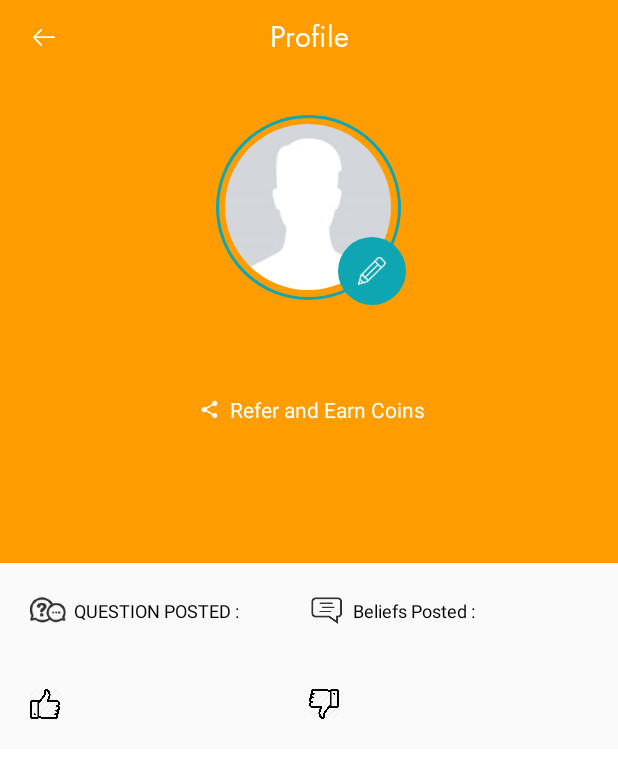
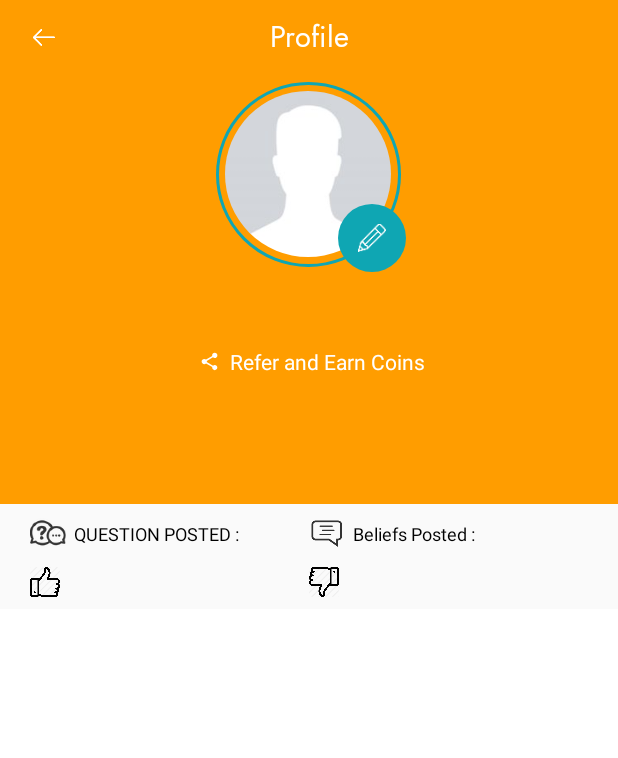
Before and after one commit to devhritwik/OpozeeAndroid, an Android app: the Profile_New_Fragment screen opened directly, with no data from a screen before it, on a phone screen of 412 x 824 dp. Shown: the top 758 px of the screen. Run offline under Robolectric (Android 15) with nearby library versions, the phone set to English and light mode, and no system bars; our stand-ins replace ButterKnife, CircleImageView, Picasso, sdp/ssp sizes; libraries missing offline, so code that uses them is left out: cc.cloudist.acplibrary, com.crashlytics.android, com.jakewharton.retrofit2, io.fabric.sdk; pictures from the network do not load; 10 statements that could not run were skipped.

Commit message:
minor ux tweaks

```diff
--- a/app/src/main/res/layout/fragment_new_profile.xml
+++ b/app/src/main/res/layout/fragment_new_profile.xml
@@ -16,7 +16,7 @@
         <RelativeLayout
             android:id="@+id/top_header"
             android:layout_width="match_parent"
-            android:layout_height="@dimen/_250sdp"
+            android:layout_height="@dimen/_220sdp"
             android:background="@color/color_primary">
             <!--<TextView-->
             <!--android:id="@+id/tv_header"-->
@@ -35,8 +35,8 @@
                 android:layout_height="@dimen/_100sdp"
                 android:layout_centerHorizontal="true"
                 android:layout_gravity="center"
-                android:layout_marginTop="@dimen/_18sdp"
-                android:layout_marginBottom="@dimen/_18sdp">
+                android:layout_marginTop="@dimen/_1sdp"
+                android:layout_marginBottom="@dimen/_10sdp">
 
                 <RelativeLayout
                     android:layout_width="@dimen/_95sdp"
@@ -91,7 +91,7 @@
                 android:layout_marginTop="@dimen/_10sdp"
                 android:layout_marginRight="@dimen/_20sdp"
                 android:gravity="center"
-                android:textAllCaps="true"
+                android:textAllCaps="false"
                 android:textColor="@color/white_color"
                 android:textSize="@dimen/_11sdp"
                 android:visibility="gone" />
@@ -149,7 +149,7 @@
         <LinearLayout
             android:id="@+id/token_info_layout"
             android:layout_width="match_parent"
-            android:layout_height="wrap_content"
+            android:layout_height="70dp"
             android:layout_below="@+id/top_header"
             android:gravity="center"
             android:orientation="vertical">
@@ -158,7 +158,8 @@
                 android:layout_width="match_parent"
                 android:layout_height="wrap_content"
                 android:layout_below="@+id/top_header"
-                android:layout_margin="20dp"
+                android:layout_marginLeft="20dp"
+                android:layout_marginRight="20dp"
                 android:gravity="center"
                 android:orientation="horizontal"
                 android:weightSum="2">
@@ -200,7 +201,9 @@
                 android:layout_width="match_parent"
                 android:layout_height="wrap_content"
                 android:layout_below="@+id/top_header"
-                android:layout_margin="20dp"
+                android:layout_marginLeft="20dp"
+                android:layout_marginTop="10dp"
+                android:layout_marginRight="20dp"
                 android:gravity="center"
                 android:orientation="horizontal"
                 android:weightSum="2">
@@ -256,7 +259,7 @@
             android:background="@color/white_color"
             android:minHeight="?attr/actionBarSize"
             app:tabBackground="@color/white_color"
-            app:tabGravity="fill"
+            app:tabGravity="center"
             app:tabIndicatorColor="@color/black_color"
             app:tabIndicatorHeight="4dp"
             app:tabMode="scrollable"
```
